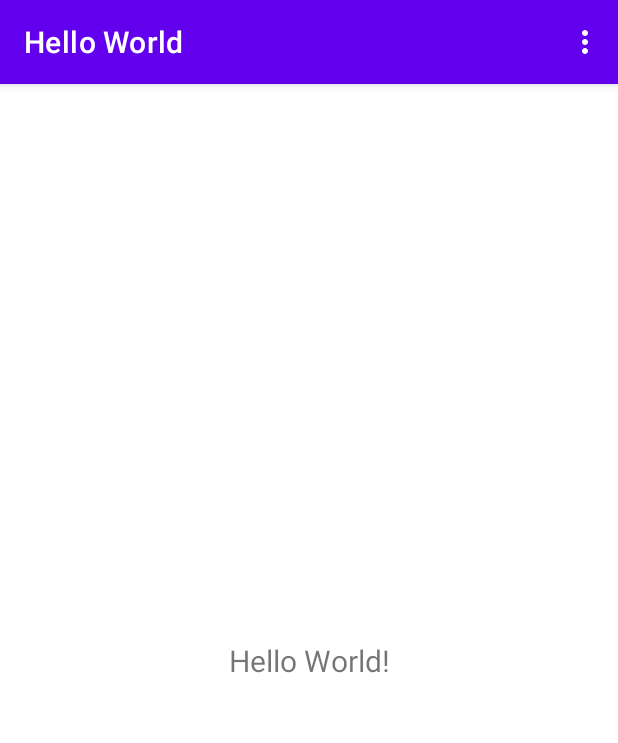
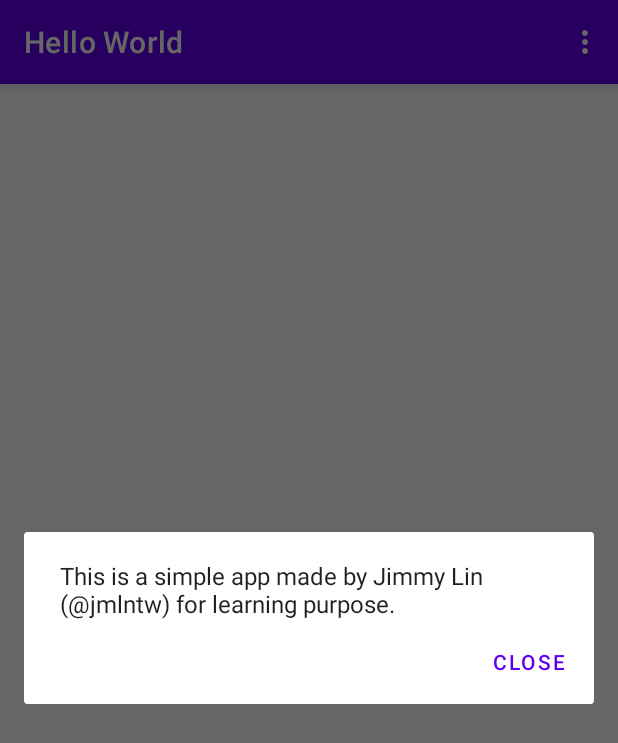
Before and after one commit to jmlntw/android-hello-world, an Android app: the screen it shows after launch (MainActivity), in the options menu, after a tap on "About", on a phone screen of 412 x 824 dp. Shown: the top 743 px of the screen. Run offline under Robolectric (Android 15) with nearby library versions, the phone set to English and light mode, and no system bars.

```diff
--- /dev/null
+++ b/app/src/main/java/tw/jmln/helloworld/AboutDialogFragment.kt
@@ -0,0 +1,18 @@
+package tw.jmln.helloworld
+
+import android.app.Dialog
+import android.os.Bundle
+import androidx.appcompat.app.AlertDialog
+import androidx.fragment.app.DialogFragment
+
+class AboutDialogFragment : DialogFragment() {
+    override fun onCreateDialog(savedInstanceState: Bundle?): Dialog {
+        return activity?.let {
+            val builder = AlertDialog.Builder(it)
+            builder
+                .setMessage(R.string.dialog_about)
+                .setPositiveButton(R.string.dialog_close) { _, _ -> }
+            builder.create()
+        } ?: throw IllegalStateException("Activity cannot be null")
+    }
+}
--- a/app/src/main/java/tw/jmln/helloworld/MainActivity.kt
+++ b/app/src/main/java/tw/jmln/helloworld/MainActivity.kt
@@ -4,6 +4,7 @@ import androidx.appcompat.app.AppCompatActivity
 import android.os.Bundle
 import android.view.Menu
 import android.view.MenuInflater
+import android.view.MenuItem
 
 class MainActivity : AppCompatActivity() {
     override fun onCreate(savedInstanceState: Bundle?) {
@@ -16,4 +17,21 @@ class MainActivity : AppCompatActivity() {
         inflater.inflate(R.menu.menu_item, menu)
         return true
     }
+
+    override fun onOptionsItemSelected(item: MenuItem): Boolean {
+        return when (item.itemId) {
+            R.id.menu_about -> {
+                val aboutDialogFragment = AboutDialogFragment()
+                aboutDialogFragment.show(supportFragmentManager, "about")
+                return true
+            }
+            R.id.menu_exit -> {
+                this.finishAffinity()
+                return true
+            }
+            else -> {
+                super.onOptionsItemSelected(item)
+            }
+        }
+    }
 }
--- a/app/src/main/res/values/strings.xml
+++ b/app/src/main/res/values/strings.xml
@@ -2,4 +2,6 @@
     <string name="app_name">Hello World</string>
     <string name="menu_about">About</string>
     <string name="menu_exit">Exit</string>
+    <string name="dialog_about">This is a simple app made by Jimmy Lin (@jmlntw) for learning purpose.</string>
+    <string name="dialog_close">Close</string>
 </resources>
```
